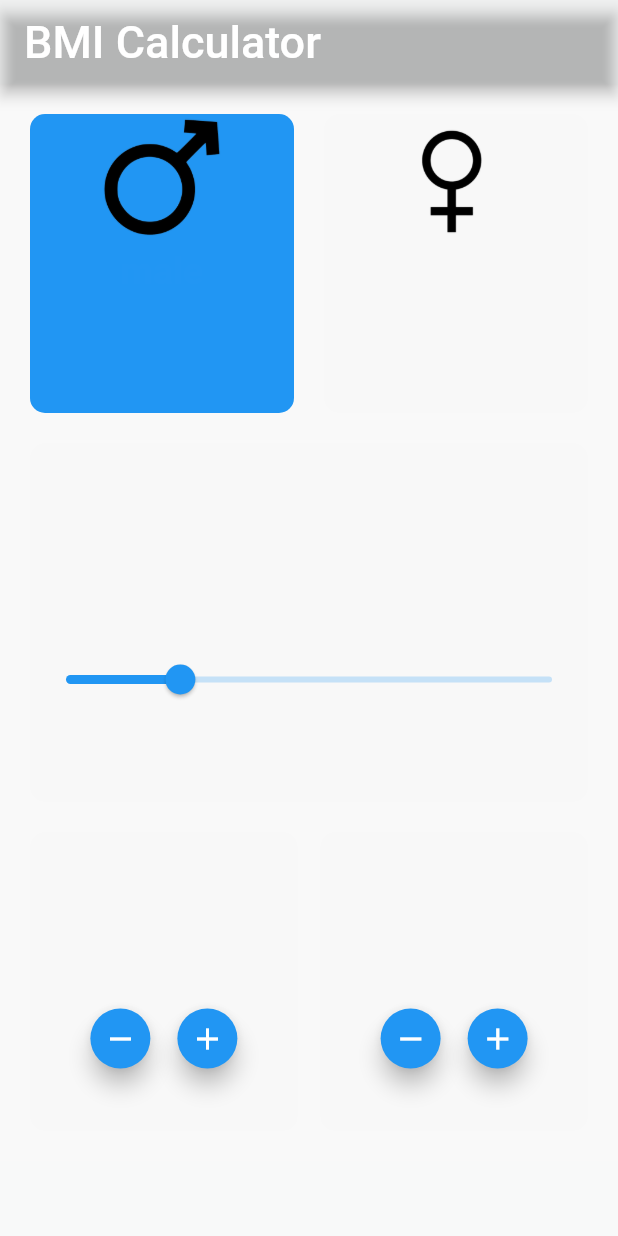
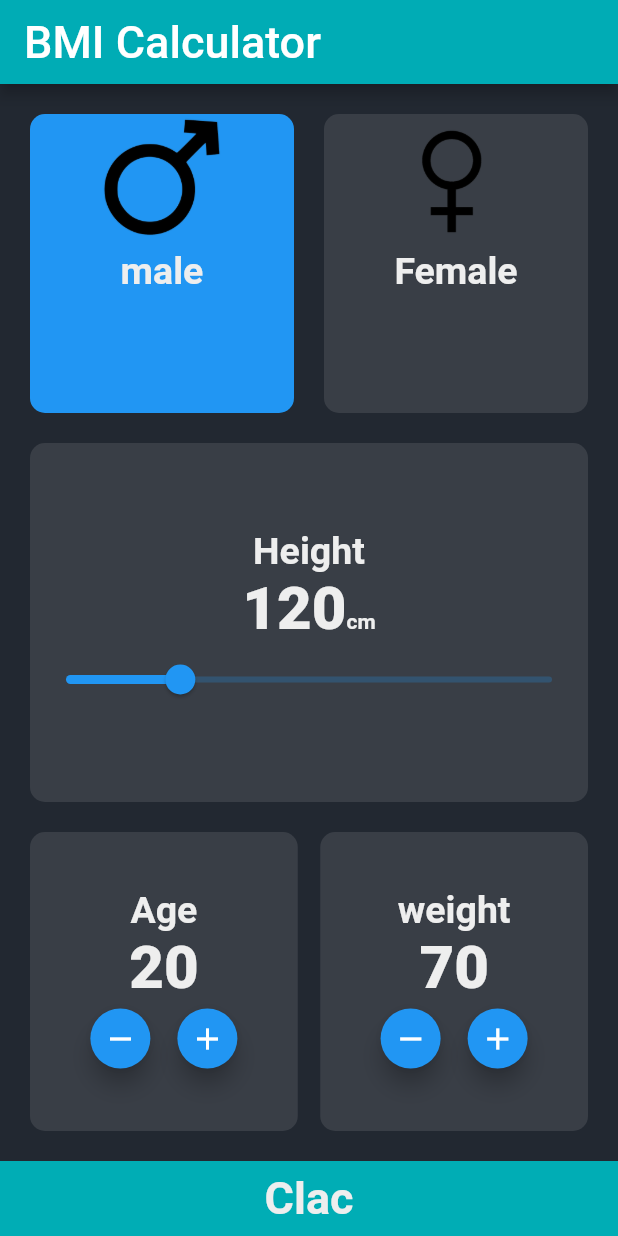
Before and after one commit to nour1245/BMI_Calculator-Flutter-, a Flutter app: the screen it shows after launch, on a phone screen of 412 x 824 dp. Run offline on Flutter 3.47's test engine with Material 2 defaults, Android fonts, the light colour scheme and no system bars.

Commit message:
changing colors

```diff
--- a/lib/bmi_screen.dart
+++ b/lib/bmi_screen.dart
@@ -19,7 +19,7 @@ class _BmiScreenState extends State<BmiScreen> {
   Widget build(BuildContext context) {
     return Scaffold(
       appBar: AppBar(
-        backgroundColor: const Color.fromARGB(1, 0, 173, 181),
+        backgroundColor: const Color.fromARGB(255, 0, 172, 181),
         title: const Text(
           'BMI Calculator',
           style: TextStyle(
@@ -28,7 +28,7 @@ class _BmiScreenState extends State<BmiScreen> {
         ),
       ),
       body: Container(
-        color: const Color.fromARGB(1, 34, 40, 49),
+        color: const Color.fromARGB(255, 34, 40, 49),
         child: Column(
           children: [
             //gender part start
@@ -49,7 +49,7 @@ class _BmiScreenState extends State<BmiScreen> {
                             borderRadius: BorderRadius.circular(10),
                             color: isMale
                                 ? Colors.blue
-                                : const Color.fromARGB(1, 57, 62, 70),
+                                : const Color.fromARGB(255, 57, 62, 70),
                           ),
                           child: Column(
                             children: const [
@@ -63,7 +63,7 @@ class _BmiScreenState extends State<BmiScreen> {
                               Text(
                                 'male',
                                 style: TextStyle(
-                                  color: Color.fromARGB(1, 238, 238, 238),
+                                  color: Color.fromARGB(255, 238, 238, 238),
                                   fontWeight: FontWeight.bold,
                                   fontSize: 25,
                                 ),
@@ -87,7 +87,7 @@ class _BmiScreenState extends State<BmiScreen> {
                           decoration: BoxDecoration(
                             borderRadius: BorderRadius.circular(10),
                             color: isMale
-                                ? const Color.fromARGB(1, 57, 62, 70)
+                                ? const Color.fromARGB(255, 57, 62, 70)
                                 : Colors.blue,
                           ),
                           child: Column(
@@ -100,7 +100,7 @@ class _BmiScreenState extends State<BmiScreen> {
                               Text(
                                 'Female',
                                 style: TextStyle(
-                                  color: Color.fromARGB(1, 238, 238, 238),
+                                  color: Color.fromARGB(255, 238, 238, 238),
                                   fontWeight: FontWeight.bold,
                                   fontSize: 25,
                                 ),
@@ -124,7 +124,7 @@ class _BmiScreenState extends State<BmiScreen> {
                 ),
                 child: Container(
                   decoration: BoxDecoration(
-                    color: const Color.fromARGB(1, 57, 62, 70),
+                    color: const Color.fromARGB(255, 57, 62, 70),
                     borderRadius: BorderRadius.circular(10),
                   ),
                   child: Column(
@@ -133,7 +133,7 @@ class _BmiScreenState extends State<BmiScreen> {
                       const Text(
                         'Height',
                         style: TextStyle(
-                          color: (Color.fromARGB(1, 238, 238, 238)),
+                          color: (Color.fromARGB(255, 238, 238, 238)),
                           fontSize: 25,
                           fontWeight: FontWeight.bold,
                         ),
@@ -146,7 +146,7 @@ class _BmiScreenState extends State<BmiScreen> {
                           Text(
                             '${height.round()}',
                             style: const TextStyle(
-                              color: (Color.fromARGB(1, 238, 238, 238)),
+                              color: (Color.fromARGB(255, 238, 238, 238)),
                               fontSize: 40,
                               fontWeight: FontWeight.w900,
                             ),
@@ -154,7 +154,7 @@ class _BmiScreenState extends State<BmiScreen> {
                           const Text(
                             'cm',
                             style: TextStyle(
-                              color: (Color.fromARGB(1, 238, 238, 238)),
+                              color: (Color.fromARGB(255, 238, 238, 238)),
                               fontWeight: FontWeight.bold,
                             ),
                           ),
@@ -187,7 +187,7 @@ class _BmiScreenState extends State<BmiScreen> {
                       //age container
                       child: Container(
                         decoration: BoxDecoration(
-                          color: const Color.fromARGB(1, 57, 62, 70),
+                          color: const Color.fromARGB(255, 57, 62, 70),
                           borderRadius: BorderRadius.circular(10),
                         ),
                         child: Column(
@@ -196,15 +196,15 @@ class _BmiScreenState extends State<BmiScreen> {
                             const Text(
                               'Age',
                               style: TextStyle(
-                                color: (Color.fromARGB(1, 238, 238, 238)),
+                                color: (Color.fromARGB(255, 238, 238, 238)),
                                 fontSize: 25,
                                 fontWeight: FontWeight.bold,
                               ),
                             ),
                             Text(
-                              '$age',
+                              '${age.round()}',
                               style: const TextStyle(
-                                color: (Color.fromARGB(1, 238, 238, 238)),
+                                color: (Color.fromARGB(255, 238, 238, 238)),
                                 fontSize: 40,
                                 fontWeight: FontWeight.w900,
                               ),
@@ -252,7 +252,7 @@ class _BmiScreenState extends State<BmiScreen> {
                     Expanded(
                       child: Container(
                         decoration: BoxDecoration(
-                          color: const Color.fromARGB(1, 57, 62, 70),
+                          color: const Color.fromARGB(255, 57, 62, 70),
                           borderRadius: BorderRadius.circular(10),
                         ),
                         child: Column(
@@ -261,15 +261,15 @@ class _BmiScreenState extends State<BmiScreen> {
                             const Text(
                               'weight',
                               style: TextStyle(
-                                color: (Color.fromARGB(1, 238, 238, 238)),
+                                color: (Color.fromARGB(255, 238, 238, 238)),
                                 fontSize: 25,
                                 fontWeight: FontWeight.bold,
                               ),
                             ),
                             Text(
-                              '$weight',
+                              '${weight.round()}',
                               style: const TextStyle(
-                                color: (Color.fromARGB(1, 238, 238, 238)),
+                                color: (Color.fromARGB(255, 238, 238, 238)),
                                 fontSize: 40,
                                 fontWeight: FontWeight.w900,
                               ),
@@ -320,7 +320,7 @@ class _BmiScreenState extends State<BmiScreen> {
             Container(
               height: 50,
               width: double.infinity,
-              color: const Color.fromARGB(1, 0, 173, 181),
+              color: const Color.fromARGB(255, 0, 173, 181),
               child: MaterialButton(
                 onPressed: () {
                   var result = weight / pow(height / 100, 2);
@@ -328,7 +328,7 @@ class _BmiScreenState extends State<BmiScreen> {
                     context,
                     MaterialPageRoute(
                       builder: (context) => BmiResult(
-                        age: age,
+                        age: age.round(),
                         gender: isMale,
                         result: result.round(),
                       ),
@@ -336,9 +336,11 @@ class _BmiScreenState extends State<BmiScreen> {
                   );
                 },
                 child: const Text(
-                  'clac',
+                  'Clac',
                   style: TextStyle(
-                    color: (Color.fromARGB(1, 238, 238, 238)),
+                    color: (Color.fromARGB(255, 238, 238, 238)),
+                    fontSize: 30,
+                    fontWeight: FontWeight.bold,
                   ),
                 ),
               ),
```
Also changed, not shown: lib/bmi_result.dart (+19 -10 lines).
